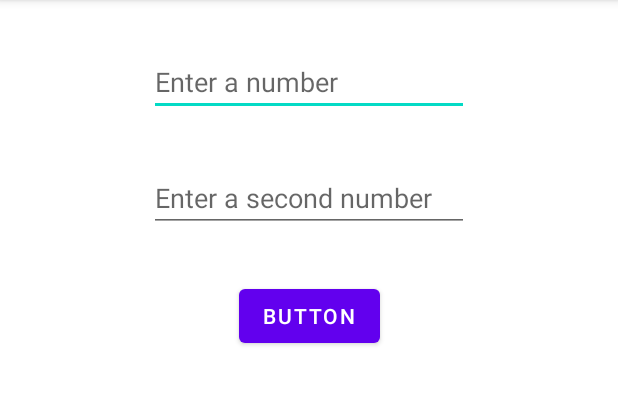
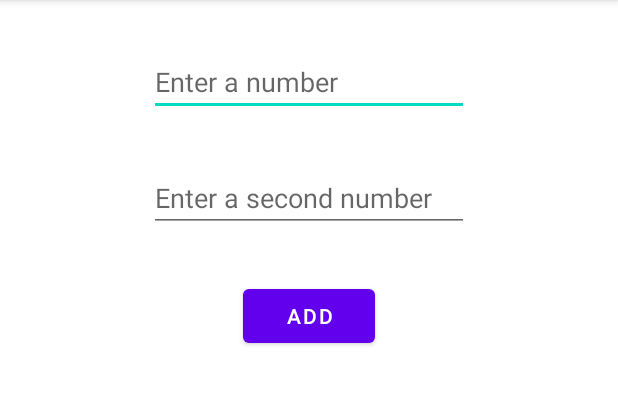
Before and after one commit to SanteriK123/mobile-course, an Android app: the screen it shows after launch (MainActivity), on a phone screen of 412 x 824 dp, the part 84-489 px from its top. Run offline under Robolectric (Android 15) with nearby library versions, the phone set to English and light mode, and no system bars.

Commit message:
fixed button text

```diff
--- a/Exercises/MobileDevExercise1/app/src/main/res/layout/activity_main.xml
+++ b/Exercises/MobileDevExercise1/app/src/main/res/layout/activity_main.xml
@@ -35,7 +35,7 @@
         android:layout_width="wrap_content"
         android:layout_height="wrap_content"
         android:layout_marginTop="32dp"
-        android:text="Button"
+        android:text="Add"
         app:layout_constraintEnd_toEndOf="parent"
         app:layout_constraintStart_toStartOf="parent"
         app:layout_constraintTop_toBottomOf="@+id/editTextSecondNum" />
```
